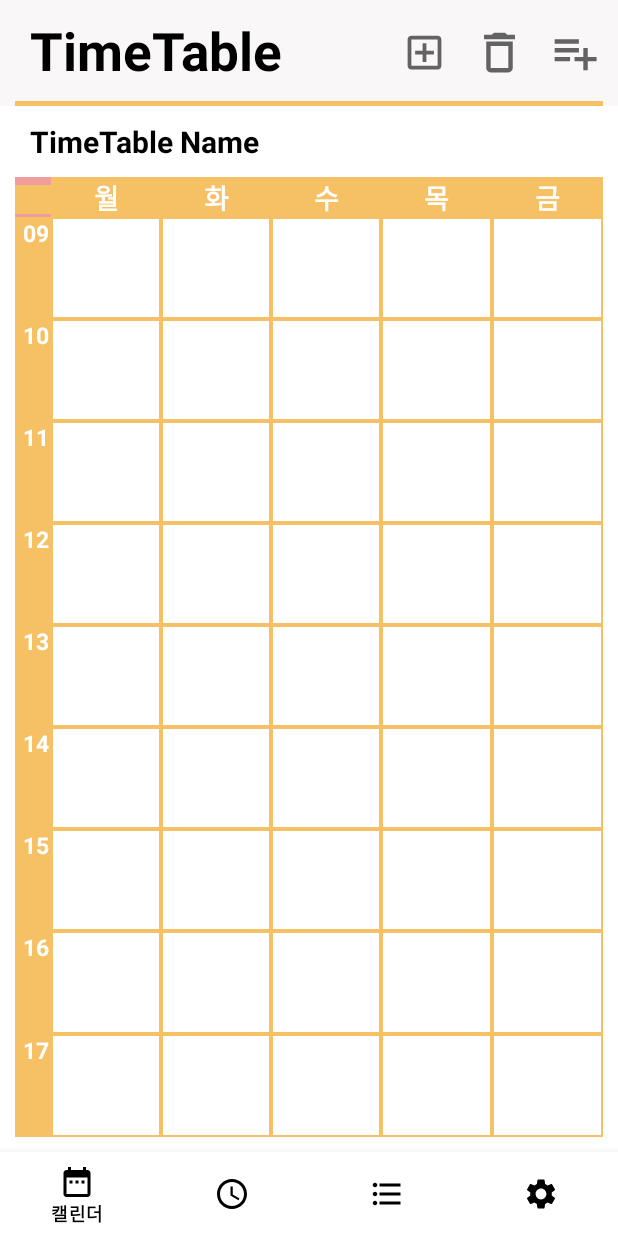
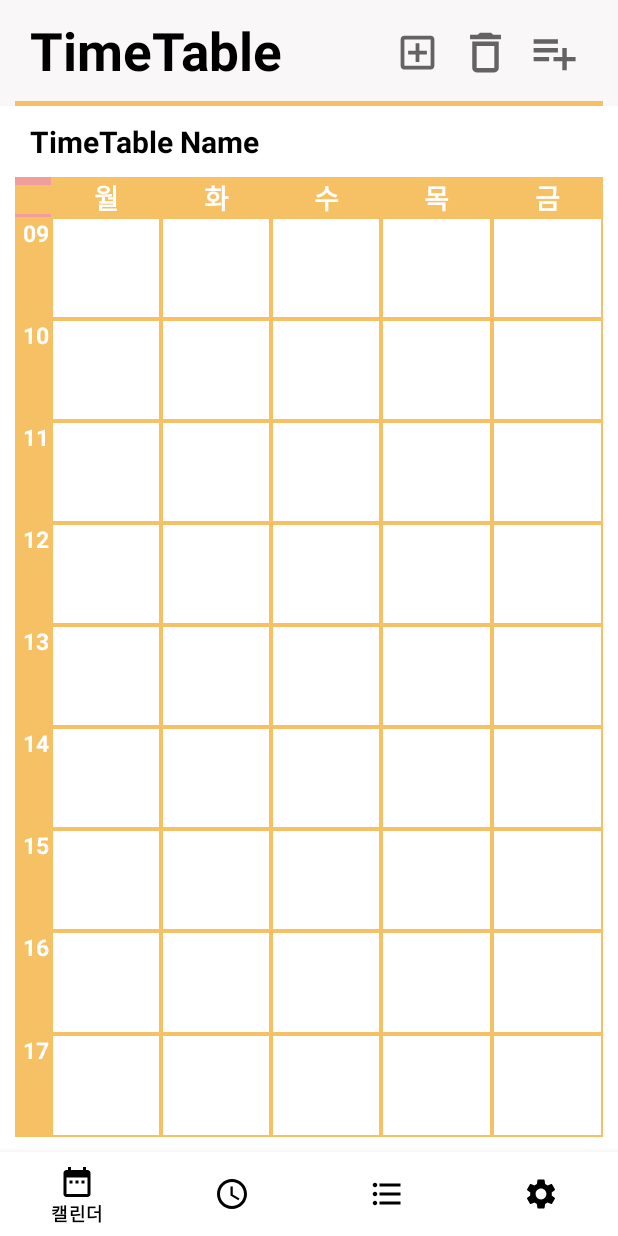
Before and after one commit to cbnuosp/S_more, an Android app: the fragment Frag2 placed in its activity, on a phone screen of 412 x 824 dp. Run offline under Robolectric (Android 15) with nearby library versions, the phone set to English and light mode, and no system bars; our stand-ins replace Firebase (no records; nobody signed in at launch, a user with empty details on screens opened directly); libraries missing offline, so code that uses them is left out: com.prolificinteractive.materialcalendarview; 3 statements that could not run were skipped.

Commit message:
Update Timetable design

```diff
--- a/app/src/main/java/com/example/android_smore/Frag2.java
+++ b/app/src/main/java/com/example/android_smore/Frag2.java
@@ -165,6 +165,11 @@ public class Frag2 extends Fragment {
                                                 }
                                             }
                                         });
+                                FragmentManager fragmentManager = getActivity().getSupportFragmentManager();
+                                FragmentTransaction fragmentTransaction = fragmentManager.beginTransaction();
+                                fragmentTransaction.replace(R.id.fragment, new Frag2_1());
+                                fragmentTransaction.commit();
+
                                 Toast.makeText(getActivity(), "시간표가 삭제 되었습니다.", Toast.LENGTH_SHORT).show();
 
                             }
--- a/app/src/main/res/layout/frag2.xml
+++ b/app/src/main/res/layout/frag2.xml
@@ -29,9 +29,9 @@
             android:id="@+id/add_timetable_button"
             android:layout_width="30dp"
             android:layout_height="30dp"
-            android:layout_marginLeft="80dp"
+            android:layout_marginLeft="75dp"
             android:layout_marginTop="20dp"
-            android:layout_marginRight="20dp"
+            android:layout_marginRight="15dp"
             android:background="#00FFFFFF"
             android:contentDescription="add_timetable_button"
             android:src="@drawable/outline_add_box_24"
@@ -44,7 +44,7 @@
             android:layout_width="30dp"
             android:layout_height="30dp"
             android:layout_marginTop="20dp"
-            android:layout_marginRight="20dp"
+            android:layout_marginRight="15dp"
             android:background="#00FFFFFF"
             android:contentDescription="add_timetable_button"
             android:src="@drawable/ic_baseline_delete_outline_24"
@@ -58,6 +58,7 @@
             android:layout_height="30dp"
             android:layout_marginTop="20dp"
             android:layout_marginRight="25dp"
+            android:layout_marginEnd="25dp"
             android:background="#00FFFFFF"
             android:contentDescription="timetablelist_button"
             android:src="@drawable/baseline_playlist_add_24"
--- a/app/src/main/res/layout/frag2_3.xml
+++ b/app/src/main/res/layout/frag2_3.xml
@@ -31,11 +31,11 @@
                 android:id="@+id/add_timetablename_button"
                 android:layout_width="40dp"
                 android:layout_height="40dp"
-                android:layout_marginLeft="55dp"
-                android:layout_marginTop="20dp"
+                android:layout_marginLeft="45dp"
+                android:layout_marginTop="10dp"
                 android:background="#00FFFFFF"
                 android:scaleType="fitCenter"
-                android:src="@drawable/ic_outline_add_box_white_24"
+                android:src="@drawable/outline_add_box_24"
                 android:stateListAnimator="@null"
                 tools:ignore="HardcodedText" />
 
```
